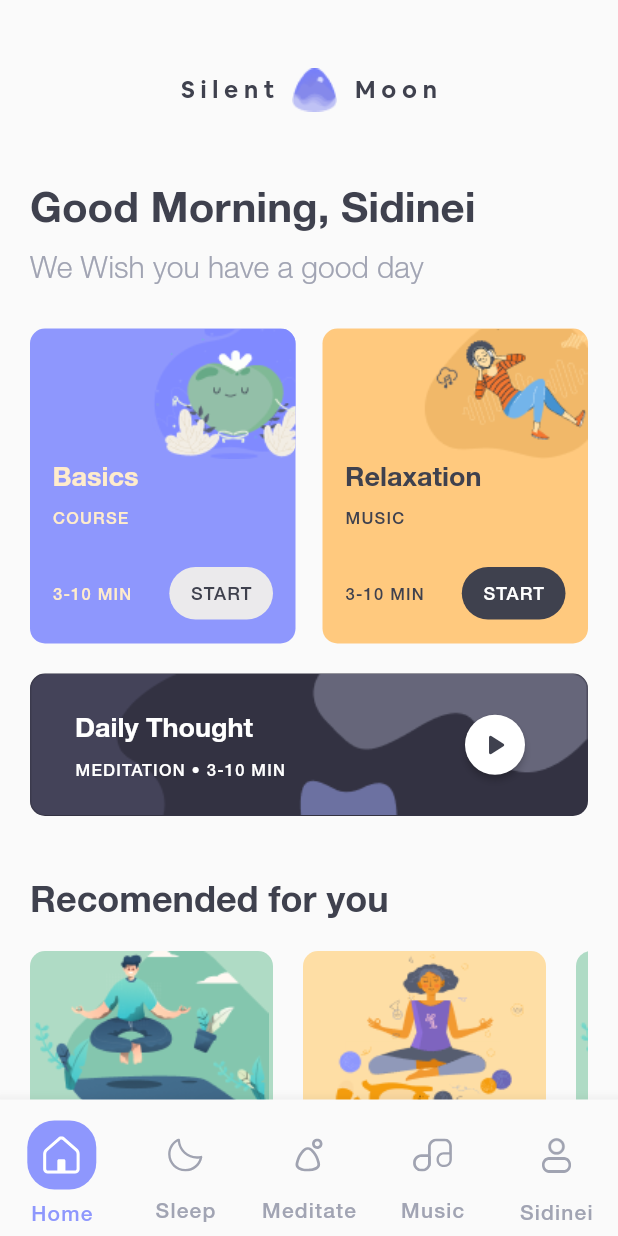
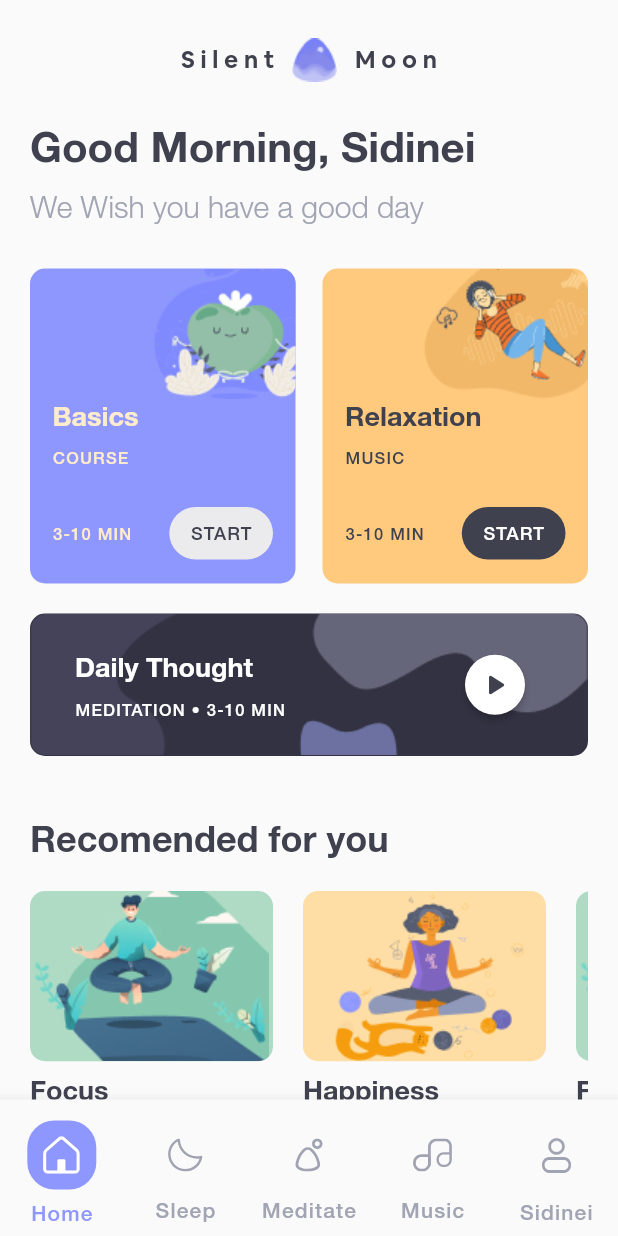
Before and after one commit to sidinei-silva/flutter_figma_community_projects_meditation_app_ui, a Flutter app: the screen it shows after launch, on a phone screen of 412 x 824 dp. Run offline on Flutter 3.47's test engine with Material 2 defaults, Android fonts, the phone set to English and light mode, and no system bars; our stand-ins replace flutter_svg; project files that could hold a hidden picture were left out.

Commit message:
Ajustando tamanho da appbar

```diff
--- a/lib/pages/home/widgets/app_bar/app_bar_widget.dart
+++ b/lib/pages/home/widgets/app_bar/app_bar_widget.dart
@@ -5,7 +5,7 @@ import 'package:meditation_app_ui_882888114457713282/core/app_text_styles.dart';
 class AppBarWidget extends PreferredSize {
   AppBarWidget()
       : super(
-          preferredSize: Size.fromHeight(120),
+          preferredSize: Size.fromHeight(80),
           child: SafeArea(
             child: Center(
               child: Row(
```
